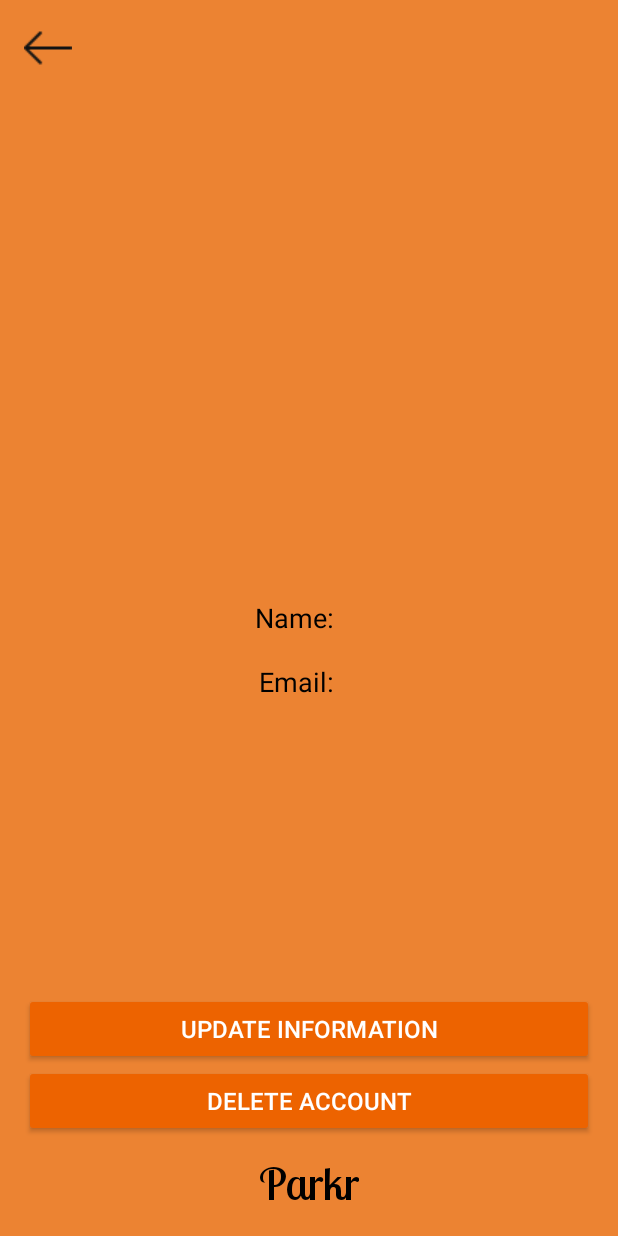
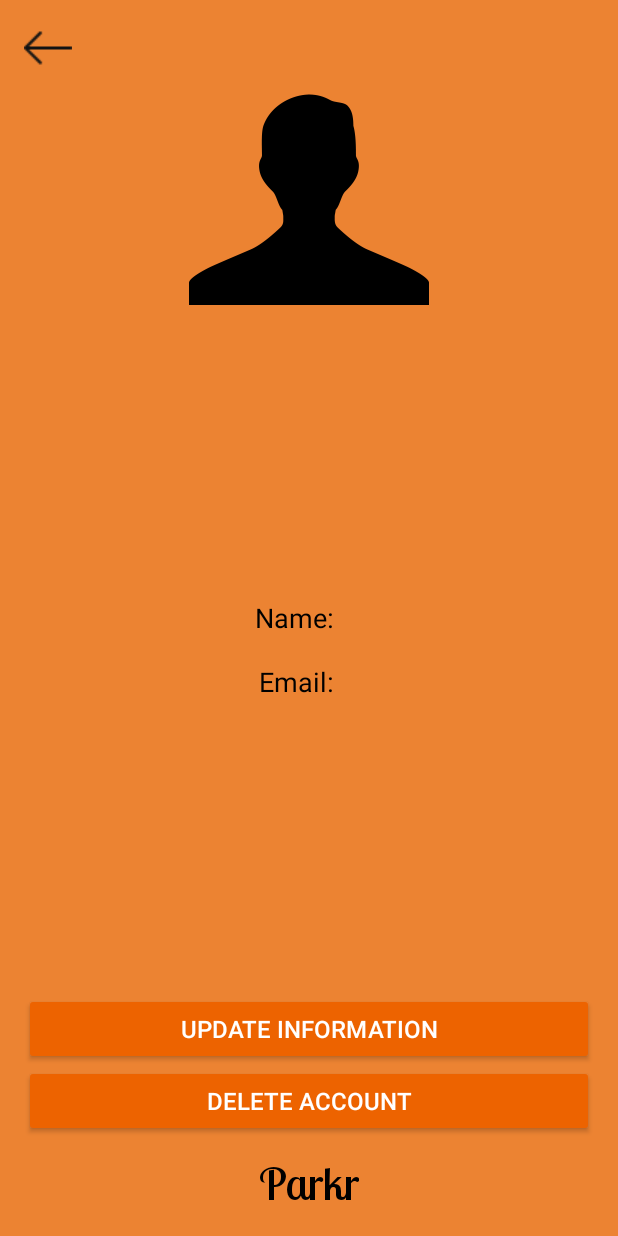
Before and after one commit to SIU-CS/Finite_Loop-production, an Android app: the AccountActivity screen opened directly, with no data from a screen before it, on a phone screen of 412 x 824 dp. Run offline under Robolectric (Android 15) with nearby library versions, the phone set to English and light mode, and no system bars; our stand-ins replace Firebase (no records; nobody signed in at launch, a user with empty details on screens opened directly).

Commit message:
update on account page

```diff
--- a/ParkingSpotFinder/app/src/main/res/layout/activity_account.xml
+++ b/ParkingSpotFinder/app/src/main/res/layout/activity_account.xml
@@ -1,5 +1,6 @@
 <?xml version="1.0" encoding="utf-8"?>
 <RelativeLayout xmlns:android="http://schemas.android.com/apk/res/android"
+    xmlns:app="http://schemas.android.com/apk/res-auto"
     xmlns:tools="http://schemas.android.com/tools"
     android:id="@+id/activity_account"
     android:layout_width="match_parent"
@@ -75,5 +76,15 @@
         android:textColor="#000000"
         android:layout_marginTop="18dp" />
 
+    <ImageView
+        android:layout_width="wrap_content"
+        android:layout_height="wrap_content"
+        app:srcCompat="@drawable/acc_image"
+        android:id="@+id/accountimage"
+        android:cropToPadding="false"
+        android:adjustViewBounds="false"
+        android:layout_below="@+id/backArrowButton"
+        android:layout_centerHorizontal="true" />
+
 
 </RelativeLayout>
--- a/ParkingSpotFinder/app/src/main/res/layout/activity_information.xml
+++ b/ParkingSpotFinder/app/src/main/res/layout/activity_information.xml
@@ -42,7 +42,7 @@
         android:textSize="30dp" />
 
     <TextView
-        android:text="      Parkr and app that will help you find an open parking spot in a lot near you! Feel free to contact us with any questions or comments about our app. We can be reached at parkr@gmail.com "
+        android:text="      Parkr an app that will help you find an open parking spot in a lot near you! Feel free to contact us with any questions or comments about our app. We can be reached at parkr@gmail.com "
         android:layout_width="wrap_content"
         android:layout_height="wrap_content"
         android:layout_marginTop="42dp"
```
Also changed, not shown: ParkingSpotFinder/app/src/main/res/drawable-hdpi/acc_image.png (added).
